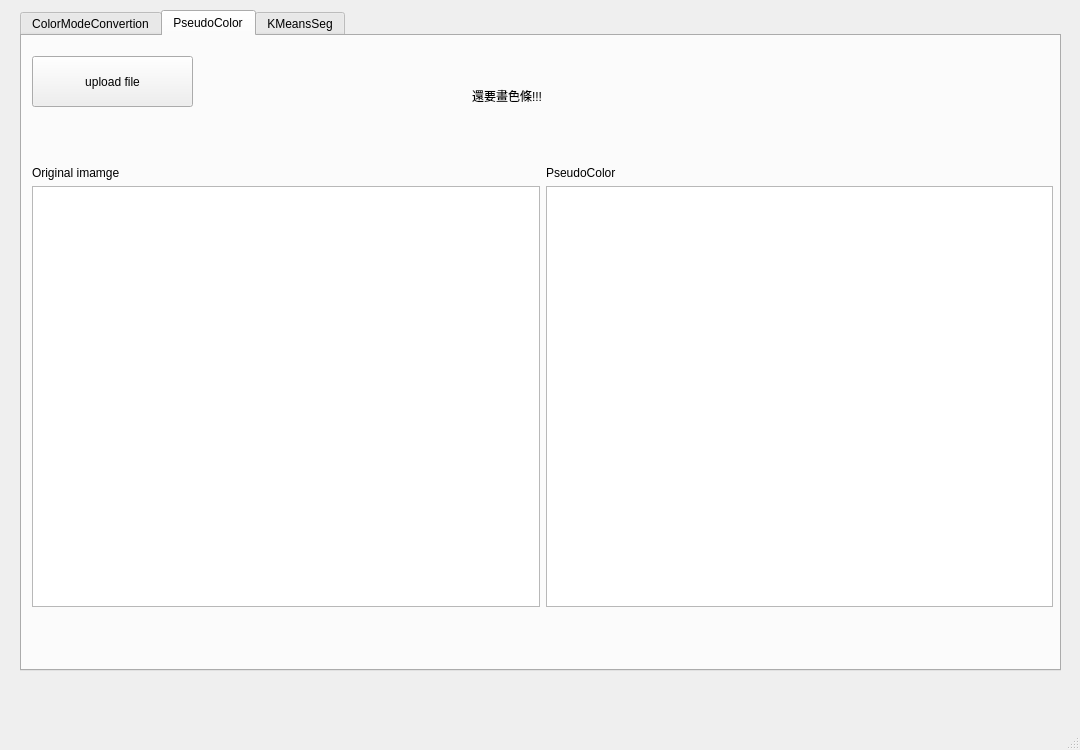
Before: the Qt Designer form 05.hw/code/mainwindow.ui in ax130885/Digital_image_process_113_1_BIME, drawn with Qt 5.
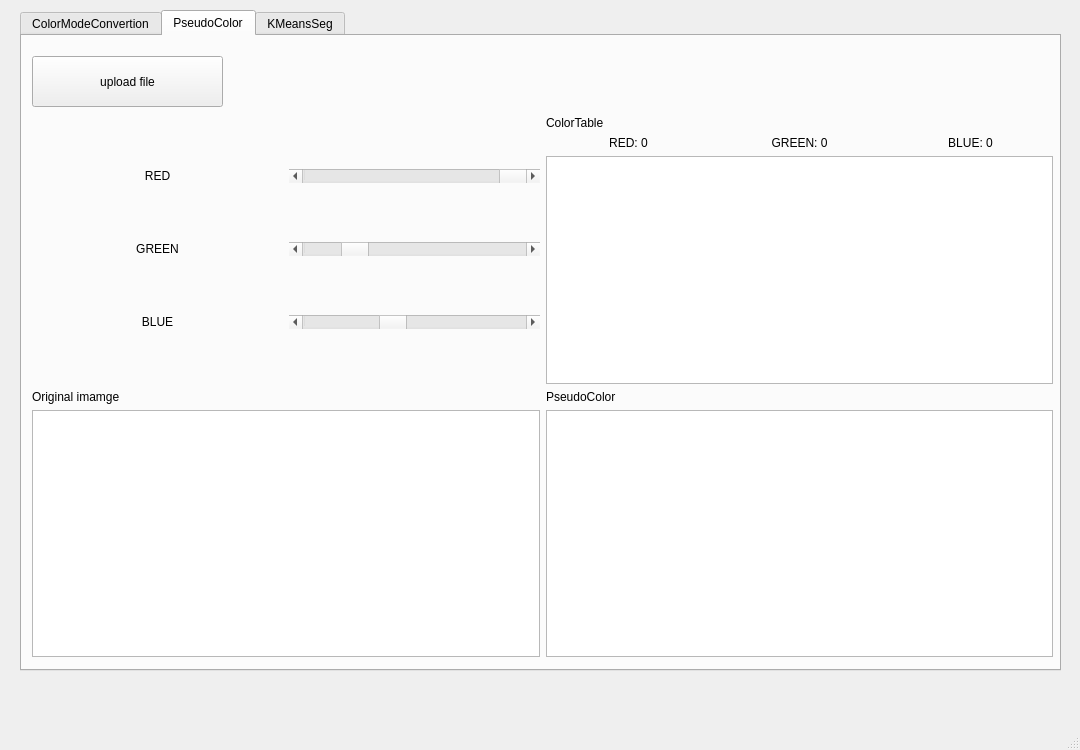
After: the same form once the commit is applied. The open tabs and pages were chosen to show the change.

Diff of the .ui file:
```diff
--- a/05.hw/code/mainwindow.ui
+++ b/05.hw/code/mainwindow.ui
@@ -152,7 +152,7 @@
        <rect>
         <x>10</x>
         <y>20</y>
-        <width>161</width>
+        <width>191</width>
         <height>51</height>
        </rect>
       </property>
@@ -164,13 +164,13 @@
       <property name="geometry">
        <rect>
         <x>10</x>
-        <y>130</y>
+        <y>80</y>
         <width>1021</width>
-        <height>441</height>
+        <height>541</height>
        </rect>
       </property>
       <layout class="QGridLayout" name="gridLayout_2">
-       <item row="0" column="0">
+       <item row="1" column="0">
         <layout class="QVBoxLayout" name="verticalLayout_2">
          <item>
           <widget class="QLabel" name="label_2">
@@ -185,6 +185,54 @@
         </layout>
        </item>
        <item row="0" column="1">
+        <layout class="QVBoxLayout" name="verticalLayout_4">
+         <item>
+          <widget class="QLabel" name="label_14">
+           <property name="text">
+            <string>ColorTable</string>
+           </property>
+          </widget>
+         </item>
+         <item>
+          <layout class="QHBoxLayout" name="horizontalLayout_2">
+           <item>
+            <widget class="QLabel" name="redLabel">
+             <property name="text">
+              <string>RED: 0</string>
+             </property>
+             <property name="alignment">
+              <set>Qt::AlignmentFlag::AlignCenter</set>
+             </property>
+            </widget>
+           </item>
+           <item>
+            <widget class="QLabel" name="greenLabel">
+             <property name="text">
+              <string>GREEN: 0</string>
+             </property>
+             <property name="alignment">
+              <set>Qt::AlignmentFlag::AlignCenter</set>
+             </property>
+            </widget>
+           </item>
+           <item>
+            <widget class="QLabel" name="blueLabel">
+             <property name="text">
+              <string>BLUE: 0</string>
+             </property>
+             <property name="alignment">
+              <set>Qt::AlignmentFlag::AlignCenter</set>
+             </property>
+            </widget>
+           </item>
+          </layout>
+         </item>
+         <item>
+          <widget class="QGraphicsView" name="colorTableImage"/>
+         </item>
+        </layout>
+       </item>
+       <item row="1" column="1">
         <layout class="QVBoxLayout" name="verticalLayout_10">
          <item>
           <widget class="QLabel" name="label_10">
@@ -194,25 +242,88 @@
           </widget>
          </item>
          <item>
-          <widget class="QGraphicsView" name="PseudoColorImage"/>
+          <widget class="QGraphicsView" name="pseudoColorImage"/>
+         </item>
+        </layout>
+       </item>
+       <item row="0" column="0">
+        <layout class="QGridLayout" name="gridLayout_4">
+         <item row="1" column="1">
+          <widget class="QScrollBar" name="greenBar">
+           <property name="maximum">
+            <number>255</number>
+           </property>
+           <property name="value">
+            <number>50</number>
+           </property>
+           <property name="orientation">
+            <enum>Qt::Orientation::Horizontal</enum>
+           </property>
+          </widget>
+         </item>
+         <item row="2" column="1">
+          <widget class="QScrollBar" name="blueBar">
+           <property name="maximum">
+            <number>255</number>
+           </property>
+           <property name="value">
+            <number>100</number>
+           </property>
+           <property name="orientation">
+            <enum>Qt::Orientation::Horizontal</enum>
+           </property>
+          </widget>
+         </item>
+         <item row="0" column="1">
+          <widget class="QScrollBar" name="redBar">
+           <property name="maximum">
+            <number>255</number>
+           </property>
+           <property name="value">
+            <number>255</number>
+           </property>
+           <property name="orientation">
+            <enum>Qt::Orientation::Horizontal</enum>
+           </property>
+           <property name="invertedAppearance">
+            <bool>false</bool>
+           </property>
+          </widget>
+         </item>
+         <item row="0" column="0">
+          <widget class="QLabel" name="label_13">
+           <property name="text">
+            <string>RED</string>
+           </property>
+           <property name="alignment">
+            <set>Qt::AlignmentFlag::AlignCenter</set>
+           </property>
+          </widget>
+         </item>
+         <item row="1" column="0">
+          <widget class="QLabel" name="label_15">
+           <property name="text">
+            <string>GREEN</string>
+           </property>
+           <property name="alignment">
+            <set>Qt::AlignmentFlag::AlignCenter</set>
+           </property>
+          </widget>
+         </item>
+         <item row="2" column="0">
+          <widget class="QLabel" name="label_16">
+           <property name="text">
+            <string>BLUE</string>
+           </property>
+           <property name="alignment">
+            <set>Qt::AlignmentFlag::AlignCenter</set>
+           </property>
+          </widget>
          </item>
         </layout>
        </item>
       </layout>
      </widget>
-     <widget class="QLabel" name="label_12">
-      <property name="geometry">
-       <rect>
-        <x>450</x>
-        <y>50</y>
-        <width>504</width>
-        <height>19</height>
-       </rect>
-      </property>
-      <property name="text">
-       <string>還要畫色條!!!</string>
-      </property>
-     </widget>
     </widget>
     <widget class="QWidget" name="KMeansSeg">
      <attribute name="title">
@@ -258,9 +369,9 @@
        <item row="0" column="1">
         <layout class="QVBoxLayout" name="verticalLayout_11">
          <item>
-          <widget class="QLabel" name="label_11">
+          <widget class="QLabel" name="label_12">
            <property name="text">
-            <string>KMeansSeg</string>
+            <string>KMeansSeg(HSI)</string>
            </property>
           </widget>
          </item>
```
Left out of the diff: 84 changed lines with no effect on the pictures.
